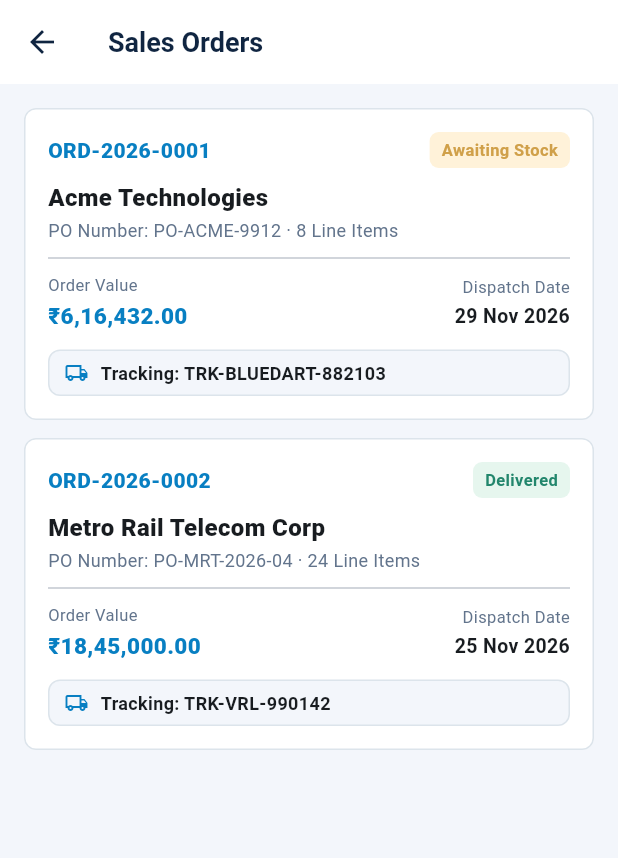
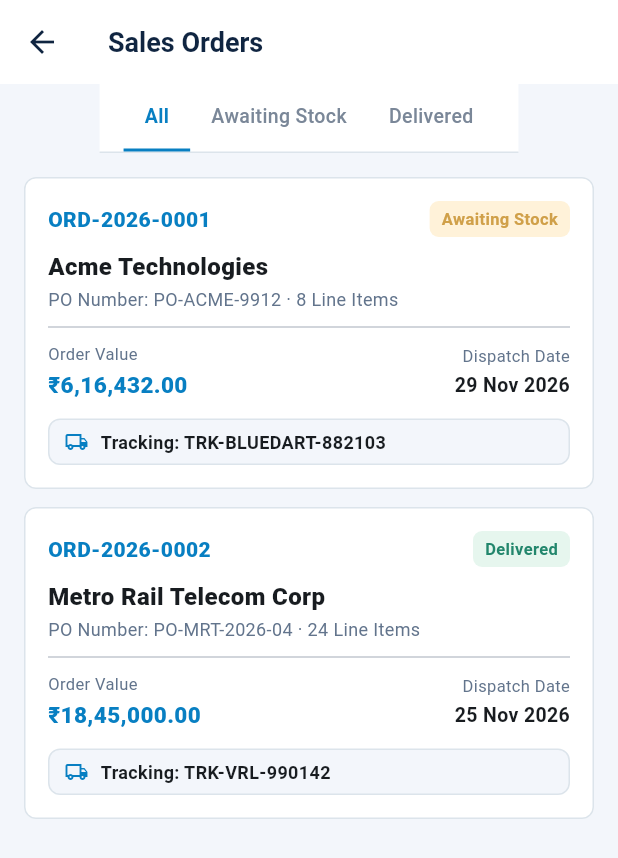
Before and after one commit to Pateldhrumil26/aec-app, a Flutter app: the OrdersScreen screen opened directly, on a phone screen of 412 x 824 dp. Shown: the top 858 px of the screen. Run offline on Flutter 3.47's test engine with Material 3 defaults, Android fonts, the phone set to English and light mode, and no system bars.

Commit message:
style: standardize on underlined text tabs across visits, quotations, and orders

```diff
--- a/lib/features/orders/orders_screen.dart
+++ b/lib/features/orders/orders_screen.dart
@@ -2,27 +2,84 @@ import 'package:flutter/material.dart';
 import 'package:provider/provider.dart';
 import '../../core/constants/app_colors.dart';
 import '../../core/utils/app_formatters.dart';
+import '../../models/order_model.dart';
 import '../../providers/aeconnect_provider.dart';
 import '../../components/status_pill.dart';
 
-class OrdersScreen extends StatelessWidget {
+class OrdersScreen extends StatefulWidget {
   const OrdersScreen({super.key});
+
+  @override
+  State<OrdersScreen> createState() => _OrdersScreenState();
+}
+
+class _OrdersScreenState extends State<OrdersScreen> {
+  String _selectedFilter = 'All';
 
   @override
   Widget build(BuildContext context) {
     final provider = context.watch<AEConnectProvider>();
-    final orders = provider.orders;
+    final allOrders = provider.orders;
+
+    final orders = allOrders.where((ord) {
+      if (_selectedFilter == 'Awaiting Stock') return ord.status == OrderStatus.awaitingStock;
+      if (_selectedFilter == 'Delivered') return ord.status == OrderStatus.delivered;
+      return true;
+    }).toList();
 
     return Scaffold(
       appBar: AppBar(
         title: const Text('Sales Orders'),
       ),
-      body: ListView.builder(
+      body: Column(
+        children: [
+          Container(
+            padding: const EdgeInsets.symmetric(horizontal: 16),
+            decoration: const BoxDecoration(
+              color: Colors.white,
+              border: Border(bottom: BorderSide(color: AppColors.border)),
+            ),
+            child: SingleChildScrollView(
+              scrollDirection: Axis.horizontal,
+              child: Row(
+                children: ['All', 'Awaiting Stock', 'Delivered'].map((filter) {
+                  final isSelected = _selectedFilter == filter;
+                  return InkWell(
+                    onTap: () => setState(() => _selectedFilter = filter),
+                    child: Container(
+                      padding: const EdgeInsets.symmetric(horizontal: 14, vertical: 12),
+                      decoration: BoxDecoration(
+                        border: Border(
+                          bottom: BorderSide(
+                            color: isSelected ? AppColors.primary : Colors.transparent,
+                            width: 2,
+                          ),
+                        ),
+                      ),
+                      child: Text(
+                        filter,
+                        style: TextStyle(
+                          fontSize: 13,
+                          fontWeight: isSelected ? FontWeight.w700 : FontWeight.w500,
+                          color: isSelected ? AppColors.primary : const Color(0xFF7A8798),
+                        ),
+                      ),
+                    ),
+                  );
+                }).toList(),
+              ),
+            ),
+          ),
+          Expanded(
+            child: orders.isEmpty
+                ? const Center(
+                    child: Text('No orders found.', style: TextStyle(color: AppColors.textMuted)),
+                  )
+                : ListView.builder(
                     padding: const EdgeInsets.all(16),
                     itemCount: orders.length,
                     itemBuilder: (context, index) {
                       final ord = orders[index];
-
                       return Card(
                         margin: const EdgeInsets.only(bottom: 12),
                         child: Padding(
@@ -103,6 +160,9 @@ class OrdersScreen extends StatelessWidget {
                       );
                     },
                   ),
+          ),
+        ],
+      ),
     );
   }
 }
```
Also changed, not shown: lib/features/quotations/quotations_screen.dart (+28 -11 lines), lib/features/visits/visits_screen.dart (+16 -14 lines). Lines whose indentation alone changed are shown as unchanged.
